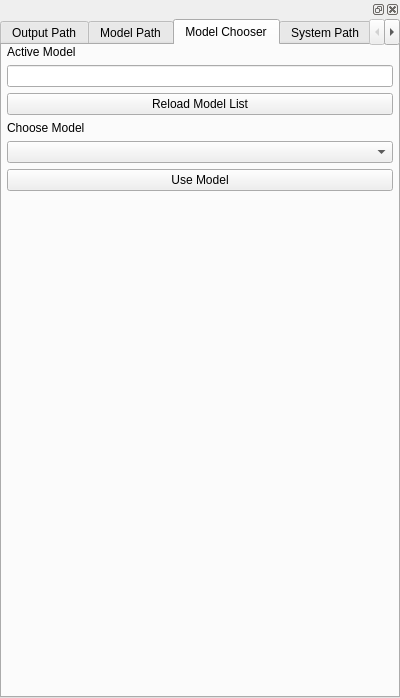
First picture: the form in frontend/ui_widgets/path_config.ui, repository XmYx/ainodes-pyside, before the edit.
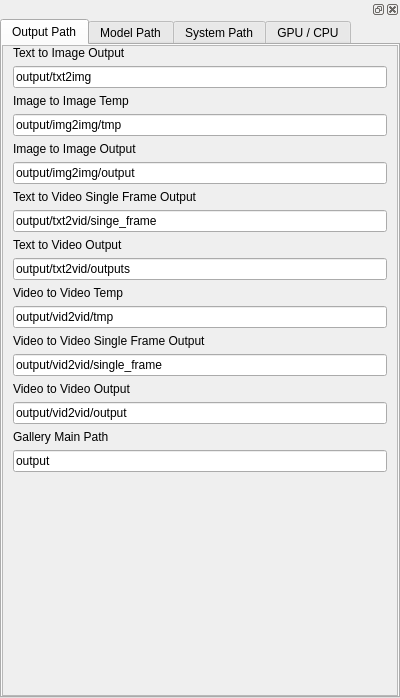
Second picture: the form after the edit.

Commit message: removed old model changer, new model changer is in the sampler section

```diff
--- a/frontend/ui_widgets/path_config.ui
+++ b/frontend/ui_widgets/path_config.ui
@@ -51,7 +51,7 @@
        <item>
         <widget class="QTabWidget" name="tabWidget">
          <property name="currentIndex">
-          <number>2</number>
+          <number>0</number>
          </property>
          <widget class="QWidget" name="outputPath">
           <attribute name="title">
@@ -469,72 +469,6 @@
            </item>
           </layout>
          </widget>
-         <widget class="QWidget" name="modelChooser">
-          <attribute name="title">
-           <string>Model Chooser</string>
-          </attribute>
-          <layout class="QVBoxLayout" name="verticalLayout_11">
-           <property name="leftMargin">
-            <number>5</number>
-           </property>
-           <property name="topMargin">
-            <number>0</number>
-           </property>
-           <property name="rightMargin">
-            <number>5</number>
-           </property>
-           <property name="bottomMargin">
-            <number>0</number>
-           </property>
-           <item>
-            <widget class="QLabel" name="label_24">
-             <property name="text">
-              <string>Active Model</string>
-             </property>
-            </widget>
-           </item>
-           <item>
-            <widget class="QLineEdit" name="activeModel"/>
-           </item>
-           <item>
-            <widget class="QPushButton" name="reloadModelList">
-             <property name="text">
-              <string>Reload Model List</string>
-             </property>
-            </widget>
-           </item>
-           <item>
-            <widget class="QLabel" name="label_25">
-             <property name="text">
-              <string>Choose Model</string>
-             </property>
-            </widget>
-           </item>
-           <item>
-            <widget class="QComboBox" name="modelList"/>
-           </item>
-           <item>
-            <widget class="QPushButton" name="activateModel">
-             <property name="text">
-              <string>Use Model</string>
-             </property>
-            </widget>
-           </item>
-           <item>
-            <spacer name="verticalSpacer_5">
-             <property name="orientation">
-              <enum>Qt::Vertical</enum>
-             </property>
-             <property name="sizeHint" stdset="0">
-              <size>
-               <width>20</width>
-               <height>40</height>
-              </size>
-             </property>
-            </spacer>
-           </item>
-          </layout>
-         </widget>
          <widget class="QWidget" name="systemPath">
           <attribute name="title">
            <string>System Path</string>
```
